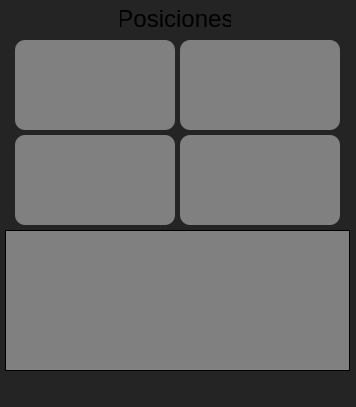
AbramIV/Validator, file GUI/Qt.ui: the form before one commit.
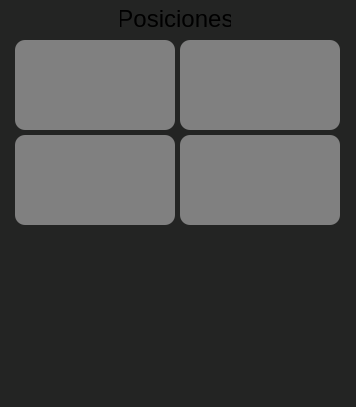
The form after the commit. Icons and pictures are not drawn.

What changed in the file:
```diff
--- a/GUI/Qt.ui
+++ b/GUI/Qt.ui
@@ -44,28 +44,7 @@
    <bool>false</bool>
   </property>
   <widget class="QWidget" name="centralwidget">
-   <widget class="QTextBrowser" name="tipMsg">
-    <property name="geometry">
-     <rect>
-      <x>15</x>
-      <y>260</y>
-      <width>324</width>
-      <height>110</height>
-     </rect>
-    </property>
-    <property name="font">
-     <font>
-      <pointsize>14</pointsize>
-     </font>
-    </property>
-    <property name="styleSheet">
-     <string notr="true">background:#84bcf0;color:darkblack;text-align: center;border-radius: 10px;</string>
-    </property>
-    <property name="placeholderText">
-     <string/>
-    </property>
-   </widget>
-   <widget class="QLabel" name="label">
+   <widget class="QLabel" name="title_positions">
     <property name="geometry">
      <rect>
       <x>120</x>
@@ -224,13 +203,13 @@
      <set>Qt::AlignmentFlag::AlignCenter</set>
     </property>
    </widget>
-   <widget class="QTextBrowser" name="mistakeMsg">
+   <widget class="QLabel" name="tipMsg">
     <property name="geometry">
      <rect>
-      <x>5</x>
-      <y>230</y>
-      <width>345</width>
-      <height>141</height>
+      <x>15</x>
+      <y>260</y>
+      <width>325</width>
+      <height>121</height>
      </rect>
     </property>
     <property name="font">
@@ -239,16 +218,37 @@
      </font>
     </property>
     <property name="styleSheet">
-     <string notr="true">background:gray;color:black</string>
+     <string notr="true">background:#84bcf0;color:darkblack;text-align: center;border-radius: 10px;</string>
     </property>
-    <property name="frameShape">
-     <enum>QFrame::Shape::Box</enum>
+    <property name="text">
+     <string/>
     </property>
-    <property name="frameShadow">
-     <enum>QFrame::Shadow::Plain</enum>
+    <property name="alignment">
+     <set>Qt::AlignmentFlag::AlignCenter</set>
     </property>
-    <property name="lineWidth">
-     <number>1</number>
+    <property name="wordWrap">
+     <bool>true</bool>
+    </property>
+   </widget>
+   <widget class="QLabel" name="mistakeMsg">
+    <property name="geometry">
+     <rect>
+      <x>0</x>
+      <y>229</y>
+      <width>356</width>
+      <height>170</height>
+     </rect>
+    </property>
+    <property name="font">
+     <font>
+      <pointsize>14</pointsize>
+     </font>
+    </property>
+    <property name="text">
+     <string/>
+    </property>
+    <property name="alignment">
+     <set>Qt::AlignmentFlag::AlignCenter</set>
     </property>
    </widget>
   </widget>
```
Left out of the diff: 17 changed lines with no effect on the pictures.
